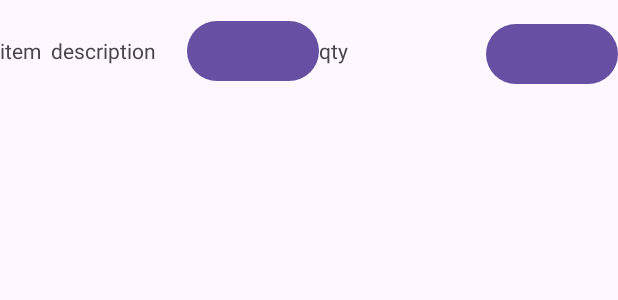
After one commit to dn13371/lagerfix, an Android app: the layout row_item.xml on its own in the app's theme, with its tools: preview values and no code run, on a phone screen of 412 x 824 dp. The commit adds this screen. Shown: the top 300 px of the screen. Run offline under Robolectric (Android 15) with nearby library versions, the phone set to English and light mode, and no system bars.

Commit message:
added listing capability

```diff
--- a/app/build.gradle.kts
+++ b/app/build.gradle.kts
@@ -36,4 +36,5 @@ dependencies {
     testImplementation("junit:junit:4.13.2")
     androidTestImplementation("androidx.test.ext:junit:1.1.5")
     androidTestImplementation("androidx.test.espresso:espresso-core:3.5.1")
+
 }
--- a/app/src/main/AndroidManifest.xml
+++ b/app/src/main/AndroidManifest.xml
@@ -13,6 +13,9 @@
         android:theme="@style/Theme.MyApplication"
         tools:targetApi="31">
         <activity
+            android:name=".ItemListActivity"
+            android:exported="false" />
+        <activity
             android:name=".MainActivity"
             android:exported="true">
             <intent-filter>
--- a/app/src/main/java/com/example/myapplication/MainActivity.java
+++ b/app/src/main/java/com/example/myapplication/MainActivity.java
@@ -2,6 +2,7 @@ package com.example.myapplication;
 
 import androidx.appcompat.app.AppCompatActivity;
 
+import android.content.ClipData;
 import android.content.ContentValues;
 import android.content.Intent;
 import android.database.Cursor;
@@ -40,7 +41,7 @@ public class MainActivity extends AppCompatActivity {
                 String uid = getID(userInput);
                 if(loginUser(userInput, passInput)){
                     Toast.makeText(MainActivity.this, uid, Toast.LENGTH_SHORT).show();
-                    Intent intent = new Intent(MainActivity.this, SecondActivity.class);
+                    Intent intent = new Intent(MainActivity.this, ItemListActivity.class);
                     intent.putExtra("UID",uid);
                     startActivity(intent);
                 }
--- /dev/null
+++ b/app/src/main/res/layout/row_item.xml
@@ -0,0 +1,42 @@
+<?xml version="1.0" encoding="utf-8"?>
+<LinearLayout
+    xmlns:android="http://schemas.android.com/apk/res/android"
+    android:orientation="horizontal"
+    android:layout_width="match_parent"
+    android:layout_height="wrap_content"
+    android:paddingTop="10dp"
+    android:paddingBottom="10dp"
+    >
+
+    <TextView
+        android:id="@+id/item_description"
+        android:layout_width="15dp"
+        android:text="item  description"
+        android:layout_height="wrap_content"
+        android:layout_weight="1"
+        />
+    <Button
+        android:id="@+id/remove_item"
+        android:layout_width="wrap_content"
+        android:layout_height="wrap_content"
+        android:paddingLeft="16dp"
+        android:paddingRight="16dp"
+        />
+
+    <TextView
+        android:id="@+id/item_qty"
+        android:layout_width="1dp"
+        android:text="qty"
+        android:layout_height="wrap_content"
+        android:layout_weight="1"
+        />
+
+    <Button
+        android:id="@+id/add_item"
+        android:layout_width="wrap_content"
+        android:layout_height="wrap_content"
+        android:paddingLeft="16dp"
+        android:paddingRight="16dp"
+        android:textSize="10sp" />
+
+</LinearLayout>
```
Also changed, not shown: app/src/main/java/com/example/myapplication/ItemListActivity.java (added, +97 -0 lines), app/src/main/java/com/example/myapplication/SecondActivity.java (+17 -10 lines), app/src/main/java/com/example/myapplication/rvList/ListItem.java (added, +35 -0 lines), app/src/main/java/com/example/myapplication/rvList/ListViewAdapter.java (added, +69 -0 lines), app/src/main/res/layout/activity_second.xml (+18 -5 lines), app/src/main/res/layout/list_activity.xml (added, +18 -0 lines).
